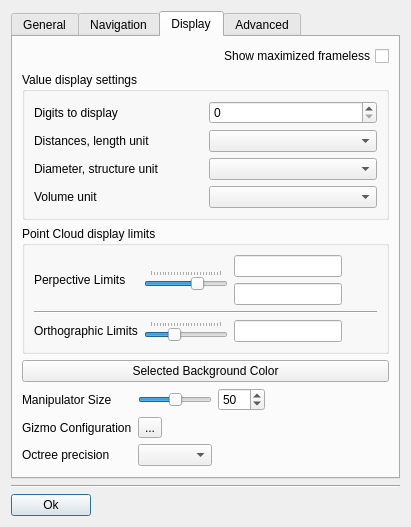
This is src/gui/forms/DialogSettings.ui in open-scan-crew/OpenScanTools as Qt 5 draws it before an edit. The edited form follows.
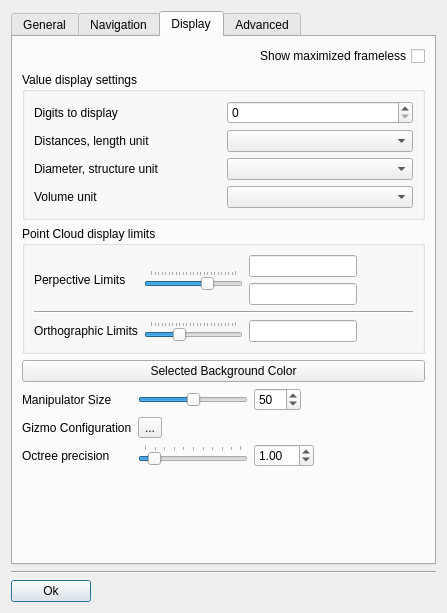
This is the edited form. The open tabs and pages were chosen to show the change. Icons and pictures are not drawn. Custom widgets are drawn as their Qt base class.

Commit message:
Changed translationspeedfactor power (3 to 4). Added some translationsUpdate octree precision setting UI (#282)
also hide autosave and dynamic decimation

```diff
--- a/src/gui/forms/DialogSettings.ui
+++ b/src/gui/forms/DialogSettings.ui
@@ -6,8 +6,8 @@
    <rect>
     <x>0</x>
     <y>0</y>
-    <width>373</width>
-    <height>475</height>
+    <width>447</width>
+    <height>613</height>
    </rect>
   </property>
   <property name="windowTitle">
@@ -836,7 +836,54 @@
         </widget>
        </item>
        <item row="8" column="3">
-        <widget class="QComboBox" name="comboBox_octreePrecision"/>
+        <widget class="QSlider" name="slider_octreePrecision">
+         <property name="minimum">
+          <number>1</number>
+         </property>
+         <property name="maximum">
+          <number>100</number>
+         </property>
+         <property name="singleStep">
+          <number>1</number>
+         </property>
+         <property name="pageStep">
+          <number>1</number>
+         </property>
+         <property name="value">
+          <number>10</number>
+         </property>
+         <property name="orientation">
+          <enum>Qt::Horizontal</enum>
+         </property>
+         <property name="tickPosition">
+          <enum>QSlider::TicksAbove</enum>
+         </property>
+         <property name="tickInterval">
+          <number>10</number>
+         </property>
+        </widget>
+       </item>
+       <item row="8" column="4">
+        <widget class="QDoubleSpinBox" name="spinBox_octreePrecision">
+         <property name="maximumSize">
+          <size>
+           <width>60</width>
+           <height>16777215</height>
+          </size>
+         </property>
+         <property name="minimum">
+          <double>0.100000000000000</double>
+         </property>
+         <property name="maximum">
+          <double>10.000000000000000</double>
+         </property>
+         <property name="singleStep">
+          <double>0.100000000000000</double>
+         </property>
+         <property name="value">
+          <double>1.000000000000000</double>
+         </property>
+        </widget>
        </item>
        <item row="9" column="2">
         <spacer name="verticalSpacer_3">
```
Left out of the diff: 25 changed lines with no effect on the pictures. Lines whose indentation alone changed are shown as unchanged. The commit also changes 8 other files.
